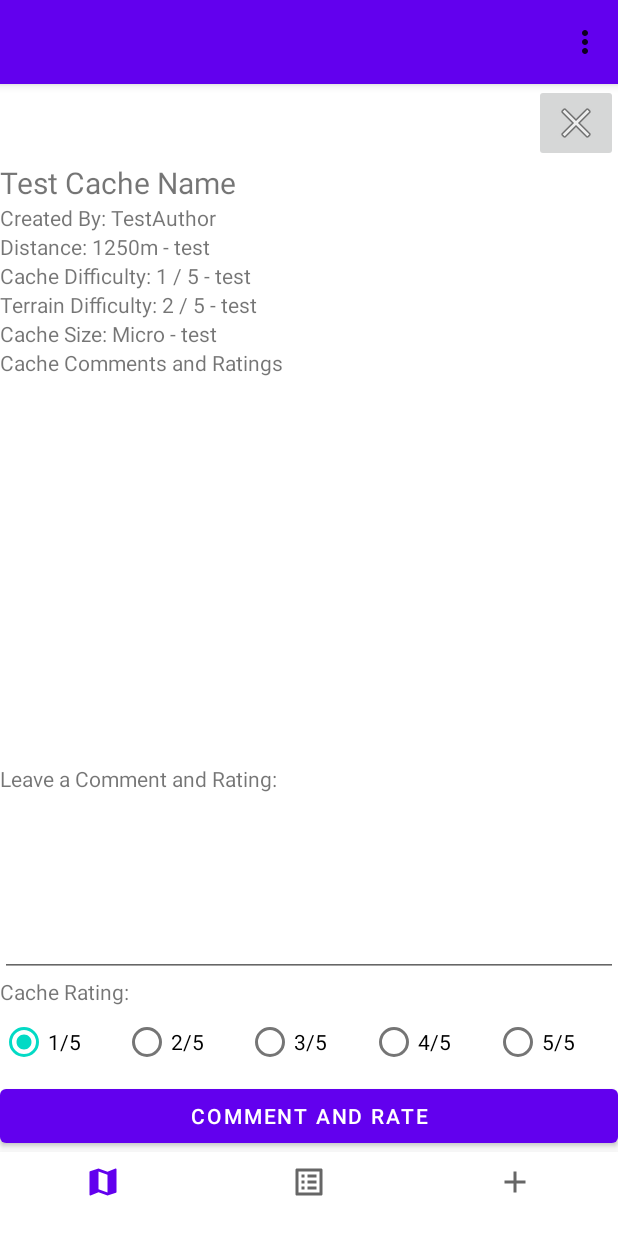
After one commit to LNeuf/CMPT370-GeocacheApp, an Android app: the fragment DetailCacheFragment placed in its activity, on a phone screen of 412 x 824 dp. The commit adds this screen. Run offline under Robolectric (Android 15) with nearby library versions, the phone set to English and light mode, and no system bars; our stand-ins replace Room's generated code; libraries missing offline, so code that uses them is left out: com.google.maps.android; 1 statement that could not run was skipped.

Commit message:
Added a simple cache detail page that appears on long-clicking the cache info window Cache detail page includes all cache information Cache detail page allows the leaving of ratings with comments Cache detail page also shows all associated ratings with that cache Added create rating method to controller Added methods to model to get ratings, create a new rating and add it to the database, and get a specific cache by its ID Renamed files to distinguish between the cache listview and ratings list view classes Small tweak to info_window.xml layout Added method to get cache size string from PhysicalCacheObject Added query to RatingReviewDao to get ratings by the associated cacheID

```diff
--- a/app/src/main/java/com/cmpt370_geocacheapp/ApplicationController.java
+++ b/app/src/main/java/com/cmpt370_geocacheapp/ApplicationController.java
@@ -101,4 +101,8 @@ public class ApplicationController {
         }
 
     }
+
+    public void createRating(String username, String contents, int rating, long currentGeocacheID) {
+        model.createNewRating(username, contents, rating, currentGeocacheID);
+    }
 }
--- a/app/src/main/java/com/cmpt370_geocacheapp/ListItem.java
+++ b/app/src/main/java/com/cmpt370_geocacheapp/CacheListItem.java
@@ -1,6 +1,6 @@
 package com.cmpt370_geocacheapp;
 
-public class ListItem {
+public class CacheListItem {
     private String cacheID;
     private String cacheName;
     private String cacheDescription;
@@ -10,7 +10,7 @@ public class ListItem {
     private double longitude;
 
 
-    public ListItem(String name, String description, String time, String id, String distance, double lat, double lon) {
+    public CacheListItem(String name, String description, String time, String id, String distance, double lat, double lon) {
         this.cacheName = name;
         this.cacheDescription = description;
         this.time = time;
--- a/app/src/main/java/com/cmpt370_geocacheapp/ListViewAdapter.java
+++ b/app/src/main/java/com/cmpt370_geocacheapp/CacheListViewAdapter.java
@@ -10,12 +10,12 @@ import android.widget.TextView;
 
 import java.util.ArrayList;
 
-public class ListViewAdapter extends BaseAdapter {
+public class CacheListViewAdapter extends BaseAdapter {
 
-    private ArrayList<ListItem> items;
+    private ArrayList<CacheListItem> items;
     private Context context;
 
-    public ListViewAdapter(Context context,ArrayList<ListItem> items){
+    public CacheListViewAdapter(Context context, ArrayList<CacheListItem> items){
         this.context = context;
         this.items = items;
     }
@@ -41,7 +41,7 @@ public class ListViewAdapter extends BaseAdapter {
         if (convertView == null) {
             holder = new ViewHolder();
             convertView = LayoutInflater.from(context).
-                    inflate(R.layout.listview, parent, false);
+                    inflate(R.layout.cache_listview, parent, false);
 
             holder.image = convertView.findViewById(R.id.image_item);
             holder.nameText = convertView.findViewById(R.id.item_name);
@@ -55,7 +55,7 @@ public class ListViewAdapter extends BaseAdapter {
         }
 
         // get current item to be displayed
-        ListItem currentItem = items.get(position);
+        CacheListItem currentItem = items.get(position);
 
         // assign item data to view
         // TODO: Assign an image
--- /dev/null
+++ b/app/src/main/java/com/cmpt370_geocacheapp/DetailCacheFragment.java
@@ -0,0 +1,160 @@
+package com.cmpt370_geocacheapp;
+
+import static android.content.Context.INPUT_METHOD_SERVICE;
+
+import android.os.Bundle;
+import android.view.LayoutInflater;
+import android.view.View;
+import android.view.ViewGroup;
+import android.view.inputmethod.InputMethodManager;
+import android.widget.EditText;
+import android.widget.ListView;
+import android.widget.RadioGroup;
+import android.widget.TextView;
+import android.widget.Toast;
+
+import androidx.fragment.app.Fragment;
+import androidx.fragment.app.FragmentManager;
+
+import com.google.android.gms.maps.model.LatLng;
+import com.google.maps.android.SphericalUtil;
+
+import java.util.ArrayList;
+import java.util.stream.Collectors;
+
+public class DetailCacheFragment extends Fragment implements ModelListener {
+
+    //TODO: This is just a temporary fragment for showing cache details
+    ListView lv;
+    private CommentListViewAdapter listViewAdapter;
+    private ArrayList<CommentListItem> items = new ArrayList<>();
+    ApplicationController controller;
+    ApplicationModel model;
+    InteractionModel iModel;
+    long currentGeocacheID;
+
+    @Override
+    public View onCreateView(LayoutInflater inflater, ViewGroup container,
+                             Bundle savedInstanceState) {
+        //Initialize view
+        View view = inflater.inflate(R.layout.fragment_cache_detail, container, false);
+
+        // event handling stuff
+        view.findViewById(R.id.detailCreateCommentbutton).setOnClickListener(this::comment);
+        view.findViewById(R.id.detailCloseButton).setOnClickListener(this::close);
+
+        return view;
+    }
+
+    private void comment(View view) {
+        EditText contentsEditText = requireView().findViewById(R.id.detailCommentEditTextTextMultiLine);
+        String contents = contentsEditText.getText().toString();
+        if (contents.equals(""))
+        {
+            Toast.makeText(this.getContext(), "Please enter a comment", Toast.LENGTH_SHORT).show();
+            return;
+        }
+
+        // TODO: actually include proper user
+        String username = "Jesse";
+
+        RadioGroup ratingRadioGroup = requireView().findViewById(R.id.ratingsRadioGroup);
+        int selectedId = ratingRadioGroup.getCheckedRadioButtonId();
+        int rating = -1;
+        if (selectedId == R.id.ratingsOneRadioButton)
+            rating = 1;
+        else if (selectedId == R.id.ratingsTwoRadioButton)
+            rating = 2;
+        else if (selectedId == R.id.ratingsThreeRadioButton)
+            rating = 3;
+        else if (selectedId == R.id.ratingsFourRadioButton)
+            rating = 4;
+        else if (selectedId == R.id.ratingsFiveRadioButton)
+            rating = 5;
+
+        // actually create a new rating/comment
+        controller.createRating(username, contents, rating, currentGeocacheID);
+
+        close(view);
+    }
+
+    private void close(View view) {
+        // hide keyboard on close
+        try {
+            this.getContext();
+            InputMethodManager imm = (InputMethodManager) requireActivity().getSystemService(INPUT_METHOD_SERVICE);
+            imm.hideSoftInputFromWindow(requireActivity().getCurrentFocus().getWindowToken(), 0);
+        } catch (Exception e) {
+            // keyboard wasn't up
+        }
+        //hide filter fragment on apply
+        FragmentManager fm = getParentFragmentManager();
+        fm.beginTransaction().hide(this).commit();
+    }
+
+
+
+
+    public void setController(ApplicationController newController) {
+        this.controller = newController;
+    }
+
+    public void setModel(ApplicationModel newModel) {
+        this.model = newModel;
+    }
+
+    public void setIModel(InteractionModel newIModel) {
+        this.iModel = newIModel;
+    }
+
+    @Override
+    public void modelChanged() {
+
+    }
+
+    public void setCacheID(String snippet) {
+        // set cache detail information
+        long cacheID = Long.parseLong(snippet);
+        PhysicalCacheObject selectedCache = model.getCacheById(cacheID);
+        TextView textToEdit = requireView().findViewById(R.id.detailCacheNametextView);
+        textToEdit.setText(selectedCache.getCacheName());
+
+        textToEdit = requireView().findViewById(R.id.detailDistanceEdit);
+        String distanceString = "N/A";
+        if (iModel.getCurrentLocation() != null) {
+            int distance = (int) SphericalUtil.computeDistanceBetween(new LatLng(
+                            iModel.getCurrentLocation().getLatitude(),
+                            iModel.getCurrentLocation().getLongitude()),
+                    new LatLng(selectedCache.getCacheLatitude(),
+                            selectedCache.getCacheLongitude()));
+            distanceString = String.valueOf(distance) + " m";
+        }
+        textToEdit.setText(distanceString);
+
+        textToEdit = requireView().findViewById(R.id.detailAuthorEdit);
+        textToEdit.setText(selectedCache.getCacheAuthor());
+
+        textToEdit = requireView().findViewById(R.id.detailDiffEdit);
+        textToEdit.setText(String.format("%d / 5", selectedCache.getCacheDifficulty()));
+
+        textToEdit = requireView().findViewById(R.id.detailTerrEdit);
+        textToEdit.setText(String.format("%d / 5", selectedCache.getTerrainDifficulty()));
+
+        textToEdit = requireView().findViewById(R.id.detailSizeEdit);
+        textToEdit.setText(selectedCache.getCacheSizeString());
+
+        // get all comments for a cache
+        this.items = (ArrayList<CommentListItem>) this.model.getCacheRatings(cacheID).stream()
+                .map(rating -> new CommentListItem(rating.userUsername, rating.contents,
+                        rating.rating, rating.geocacheId)).collect(Collectors.toList());
+
+        // set cache comments
+        lv = requireView().findViewById(R.id.detailCommentListView);
+        listViewAdapter = new CommentListViewAdapter(this.getContext(),items);
+        lv.setAdapter(listViewAdapter);
+
+        this.currentGeocacheID = cacheID;
+
+
+    }
+}
--- a/app/src/main/java/com/cmpt370_geocacheapp/MainActivity.java
+++ b/app/src/main/java/com/cmpt370_geocacheapp/MainActivity.java
@@ -55,6 +55,7 @@ public class MainActivity extends AppCompatActivity implements IModelListener, M
     private RecommendCacheFragment recommendCacheFragment;
     private FilterCacheFragment filterCacheFragment;
     private SearchCacheFragment searchCacheFragment;
+    private DetailCacheFragment detailCacheFragment;
     private ApplicationController controller;
     private ApplicationModel model;
     private InteractionModel iModel;
@@ -92,6 +93,7 @@ public class MainActivity extends AppCompatActivity implements IModelListener, M
         recommendCacheFragment = new RecommendCacheFragment();
         filterCacheFragment = new FilterCacheFragment();
         searchCacheFragment = new SearchCacheFragment();
+        detailCacheFragment = new DetailCacheFragment();
 
 
         // MVC linking
@@ -104,6 +106,9 @@ public class MainActivity extends AppCompatActivity implements IModelListener, M
         recommendCacheFragment.setController(controller);
         filterCacheFragment.setController(controller);
         searchCacheFragment.setController(controller);
+        detailCacheFragment.setController(controller);
+        detailCacheFragment.setModel(model);
+        detailCacheFragment.setIModel(iModel);
 
         model.addSubscriber(listFragment);
         model.addSubscriber(this);
@@ -121,6 +126,7 @@ public class MainActivity extends AppCompatActivity implements IModelListener, M
         fragmentTransaction.add(R.id.frame_layout, recommendCacheFragment);
         fragmentTransaction.add(R.id.frame_layout, filterCacheFragment);
         fragmentTransaction.add(R.id.frame_layout, searchCacheFragment);
+        fragmentTransaction.add(R.id.frame_layout, detailCacheFragment);
         fragmentTransaction.commit();
 
         // hide list and create fragments on startup - Google Map is always shown below
@@ -129,6 +135,7 @@ public class MainActivity extends AppCompatActivity implements IModelListener, M
         hideFragment(filterCacheFragment);
         hideFragment(recommendCacheFragment);
         hideFragment(searchCacheFragment);
+        hideFragment(detailCacheFragment);
 
         // setup bottom navigation events
         binding.bottomNavigationView.setOnItemSelectedListener(item -> {
@@ -208,6 +215,7 @@ public class MainActivity extends AppCompatActivity implements IModelListener, M
 
         // Google map event handling
         gMap.setOnInfoWindowClickListener(this::infoWindowClicked);
+        gMap.setOnInfoWindowLongClickListener(this::infoWindowLongClicked);
         gMap.setOnMyLocationButtonClickListener(this);
         gMap.setOnMapLongClickListener(this::mapLongPress);
         gMap.setOnPolylineClickListener(this::lineClicked);
@@ -281,7 +289,7 @@ public class MainActivity extends AppCompatActivity implements IModelListener, M
      */
     private void infoWindowClicked(Marker marker) {
         // TODO: Make a click on info window bring up cache detail fragment or window
-        Toast.makeText(this, "Show cache details for marker: " + marker.getSnippet(), Toast.LENGTH_SHORT).show();
+        Toast.makeText(this, "Navigating to cache", Toast.LENGTH_SHORT).show();
         PhysicalCacheObject clickedCache = null;
         for (PhysicalCacheObject cache : model.getFilteredCacheList()) {
             if (String.valueOf(cache.getCacheID()).equals(marker.getSnippet()))
@@ -289,6 +297,12 @@ public class MainActivity extends AppCompatActivity implements IModelListener, M
         }
         if (clickedCache != null)
             controller.setSelectedCache(clickedCache);
+    }
+
+    private void infoWindowLongClicked(Marker marker) {
+        // this needs to open a detail page
+        detailCacheFragment.setCacheID(marker.getSnippet());
+        showFragment(detailCacheFragment);
     }
 
     @Override
--- a/app/src/main/java/com/cmpt370_geocacheapp/PhysicalCacheObject.java
+++ b/app/src/main/java/com/cmpt370_geocacheapp/PhysicalCacheObject.java
@@ -196,4 +196,8 @@ public class PhysicalCacheObject {
         }
         System.out.println(testsPerformed + " tests were performed out of " + expectedTests);
     }
+
+    public String getCacheSizeString() {
+        return cacheSizeNames[cacheDifficulty - 1];
+    }
 }
--- a/app/src/main/java/com/cmpt370_geocacheapp/database/RatingReviewDao.java
+++ b/app/src/main/java/com/cmpt370_geocacheapp/database/RatingReviewDao.java
@@ -22,4 +22,11 @@ public interface RatingReviewDao {
 
     @Query("SELECT * FROM RatingReview")
     List<RatingReview> getAll();
+
+    @Query(
+            "SELECT * FROM RatingReview WHERE " +
+                    "geocacheId == :cacheID"
+
+    )
+    List<RatingReview> getByCacheID(long cacheID);
 }
--- /dev/null
+++ b/app/src/main/res/layout/fragment_cache_detail.xml
@@ -0,0 +1,238 @@
+<?xml version="1.0" encoding="utf-8"?>
+<LinearLayout xmlns:android="http://schemas.android.com/apk/res/android"
+    xmlns:tools="http://schemas.android.com/tools"
+    android:layout_width="match_parent"
+    android:layout_height="match_parent"
+    android:background="#FFFFFF"
+    android:orientation="vertical"
+    tools:context=".ListFragment" >
+
+    <ImageButton
+        android:id="@+id/detailCloseButton"
+        android:layout_width="wrap_content"
+        android:layout_height="wrap_content"
+        android:layout_gravity="right"
+        android:src="@android:drawable/ic_menu_close_clear_cancel" />
+
+    <TextView
+        android:id="@+id/detailCacheNametextView"
+        android:layout_width="match_parent"
+        android:layout_height="wrap_content"
+        android:text="Test Cache Name"
+        android:textSize="20sp" />
+
+    <LinearLayout
+        android:layout_width="match_parent"
+        android:layout_height="wrap_content"
+        android:orientation="horizontal">
+
+        <TextView
+            android:id="@+id/detailAuthorView"
+            android:layout_width="wrap_content"
+            android:layout_height="wrap_content"
+            android:text="Created By: " />
+
+        <TextView
+            android:id="@+id/detailAuthorEdit"
+            android:layout_width="wrap_content"
+            android:layout_height="wrap_content"
+            android:layout_weight="1"
+            android:text="TestAuthor" />
+    </LinearLayout>
+
+    <LinearLayout
+        android:layout_width="match_parent"
+        android:layout_height="wrap_content"
+        android:orientation="horizontal">
+
+        <TextView
+            android:id="@+id/detailDistanceView"
+            android:layout_width="wrap_content"
+            android:layout_height="wrap_content"
+            android:text="Distance: " />
+
+        <TextView
+            android:id="@+id/detailDistanceEdit"
+            android:layout_width="wrap_content"
+            android:layout_height="wrap_content"
+            android:layout_weight="1"
+            android:text="1250m - test" />
+    </LinearLayout>
+
+    <LinearLayout
+        android:layout_width="match_parent"
+        android:layout_height="wrap_content"
+        android:orientation="horizontal">
+
+        <TextView
+            android:id="@+id/detailDiffTextView"
+            android:layout_width="wrap_content"
+            android:layout_height="wrap_content"
+            android:text="Cache Difficulty: " />
+
+        <TextView
+            android:id="@+id/detailDiffEdit"
+            android:layout_width="wrap_content"
+            android:layout_height="wrap_content"
+            android:layout_weight="1"
+            android:text="1 / 5 - test" />
+    </LinearLayout>
+
+    <LinearLayout
+        android:layout_width="match_parent"
+        android:layout_height="wrap_content"
+        android:orientation="horizontal">
+
+        <TextView
+            android:id="@+id/detailTerrView"
+            android:layout_width="wrap_content"
+            android:layout_height="wrap_content"
+            android:text="Terrain Difficulty: " />
+
+        <TextView
+            android:id="@+id/detailTerrEdit"
+            android:layout_width="wrap_content"
+            android:layout_height="wrap_content"
+            android:layout_weight="1"
+            android:text="2 / 5 - test" />
+    </LinearLayout>
+
+    <LinearLayout
+        android:layout_width="match_parent"
+        android:layout_height="wrap_content"
+        android:orientation="horizontal">
+
+        <TextView
+            android:id="@+id/detailSizeView"
+            android:layout_width="wrap_content"
+            android:layout_height="wrap_content"
+            android:text="Cache Size: " />
+
+        <TextView
+            android:id="@+id/detailSizeEdit"
+            android:layout_width="wrap_content"
+            android:layout_height="wrap_content"
+            android:layout_weight="1"
+            android:text="Micro - test" />
+
+    </LinearLayout>
+
+    <LinearLayout
+        android:layout_width="match_parent"
+        android:layout_height="wrap_content"
+        android:orientation="horizontal">
+
+        <TextView
+            android:id="@+id/detailCommentView"
+            android:layout_width="wrap_content"
+            android:layout_height="wrap_content"
+            android:layout_weight="1"
+            android:text="Cache Comments and Ratings" />
+
+    </LinearLayout>
+
+    <ListView
+        android:id="@+id/detailCommentListView"
+        android:layout_width="match_parent"
+        android:layout_height="258dp">
+
+    </ListView>
+
+    <LinearLayout
+        android:layout_width="match_parent"
+        android:layout_height="wrap_content"
+        android:orientation="horizontal">
+
+        <TextView
+            android:id="@+id/detailLeaveCommentView"
+            android:layout_width="wrap_content"
+            android:layout_height="wrap_content"
+            android:layout_weight="1"
+            android:text="Leave a Comment and Rating:" />
+
+    </LinearLayout>
+
+    <LinearLayout
+        android:layout_width="match_parent"
+        android:layout_height="match_parent"
+        android:layout_weight="1"
+        android:orientation="horizontal">
+
+        <EditText
+            android:id="@+id/detailCommentEditTextTextMultiLine"
+            android:layout_width="wrap_content"
+            android:layout_height="match_parent"
+            android:layout_weight="1"
+            android:ems="10"
+            android:gravity="start|top"
+            android:inputType="textMultiLine" />
+
+    </LinearLayout>
+
+    <LinearLayout
+        android:layout_width="match_parent"
+        android:layout_height="wrap_content"
+        android:orientation="horizontal">
+
+        <TextView
+            android:id="@+id/detailRatingView"
+            android:layout_width="wrap_content"
+            android:layout_height="wrap_content"
+            android:layout_weight="1"
+            android:text="Cache Rating:" />
+
+    </LinearLayout>
+
+    <RadioGroup
+        android:id="@+id/ratingsRadioGroup"
+        android:layout_width="match_parent"
+        android:layout_height="639dp"
+        android:layout_weight="1"
+        android:gravity="center_horizontal"
+        android:orientation="horizontal">
+
+        <RadioButton
+            android:id="@+id/ratingsOneRadioButton"
+            android:layout_width="wrap_content"
+            android:layout_height="wrap_content"
+            android:layout_weight="1"
+            android:checked="true"
+            android:text="1/5" />
+
+        <RadioButton
+            android:id="@+id/ratingsTwoRadioButton"
+            android:layout_width="wrap_content"
+            android:layout_height="wrap_content"
+            android:layout_weight="1"
+            android:text="2/5" />
+
+        <RadioButton
+            android:id="@+id/ratingsThreeRadioButton"
+            android:layout_width="wrap_content"
+            android:layout_height="wrap_content"
+            android:layout_weight="1"
+            android:text="3/5" />
+
+        <RadioButton
+            android:id="@+id/ratingsFourRadioButton"
+            android:layout_width="wrap_content"
+            android:layout_height="wrap_content"
+            android:layout_weight="1"
+            android:text="4/5" />
+
+        <RadioButton
+            android:id="@+id/ratingsFiveRadioButton"
+            android:layout_width="wrap_content"
+            android:layout_height="wrap_content"
+            android:layout_weight="1"
+            android:text="5/5" />
+    </RadioGroup>
+
+    <Button
+        android:id="@+id/detailCreateCommentbutton"
+        android:layout_width="match_parent"
+        android:layout_height="wrap_content"
+        android:text="Comment and Rate" />
+
+
+</LinearLayout>
--- a/app/src/main/res/layout/info_window.xml
+++ b/app/src/main/res/layout/info_window.xml
@@ -29,6 +29,7 @@
             android:id="@+id/txtInfoDesc"
             android:layout_width="wrap_content"
             android:layout_height="wrap_content"
+            android:layout_gravity="left"
             android:text="@string/info_description"
             android:textColor="@color/LightGray"
             android:textStyle="bold" />
```
Also changed, not shown: app/src/main/java/com/cmpt370_geocacheapp/ApplicationModel.java (+28 -0 lines), app/src/main/java/com/cmpt370_geocacheapp/CommentListItem.java (added, +32 -0 lines), app/src/main/java/com/cmpt370_geocacheapp/CommentListViewAdapter.java (added, +75 -0 lines), app/src/main/java/com/cmpt370_geocacheapp/ListFragment.java (+10 -12 lines), app/src/main/res/layout/rating_listview.xml (added, +49 -0 lines), app/src/main/res/layout/cache_listview.xml (renamed from app/src/main/res/layout/listview.xml).
